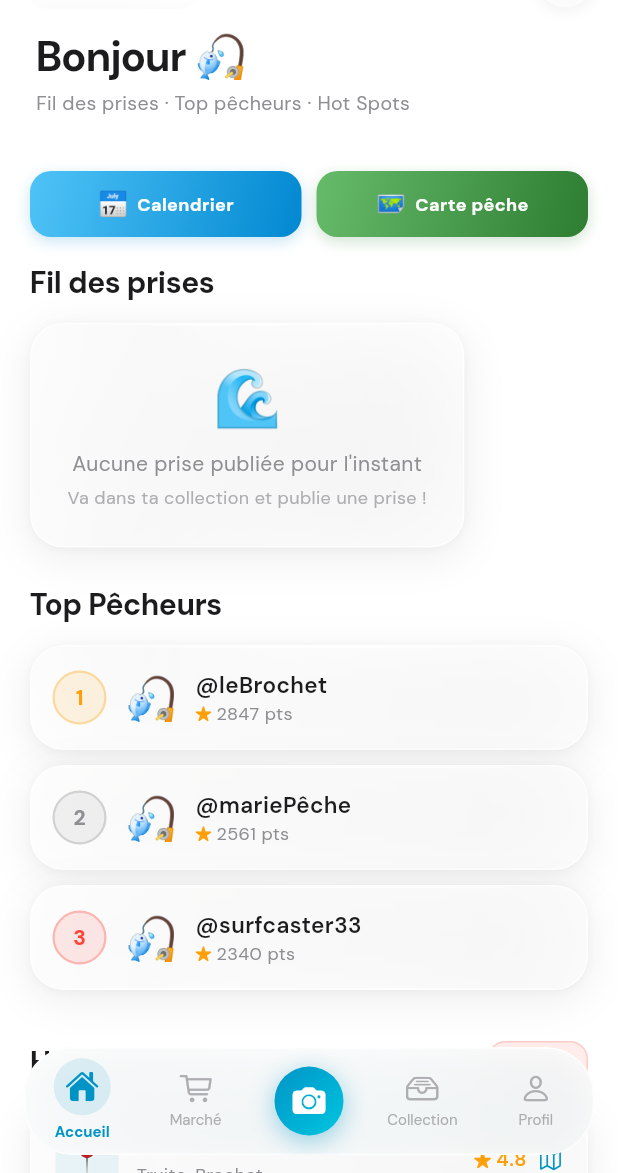
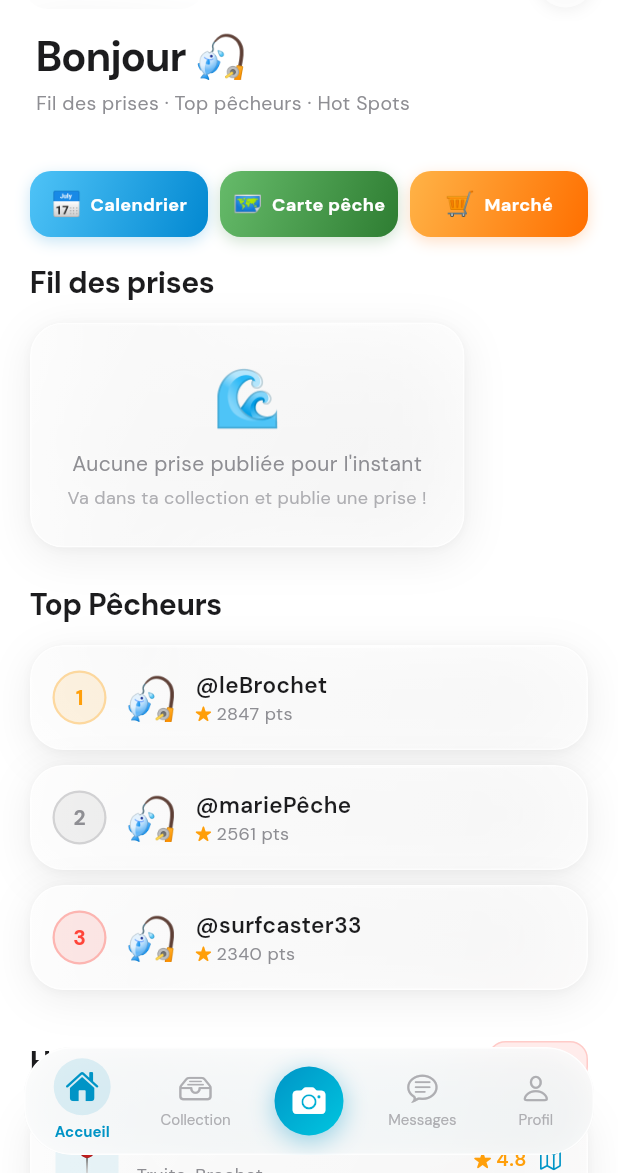
Before and after one commit to matheobalazuc/fishdex, a Flutter app: the screen it shows after launch, on a phone screen of 412 x 824 dp, the part 63-1236 px from its top. Run offline on Flutter 3.47's test engine with Material 3 defaults, Android fonts, the phone set to English and light mode, and no system bars; drawn by our look-alikes of flutter_animate; our stand-ins replace cloud_firestore, firebase_auth, firebase_core, flutter_map, geolocator, google_fonts and 2 more; accounts and stored records are empty.

Commit message:
changement de place pour mess et marché

```diff
--- a/lib/main.dart
+++ b/lib/main.dart
@@ -5,9 +5,9 @@ import 'firebase_options.dart';
 import 'theme/fishdex_theme.dart';
 import 'widgets/liquid_nav_bar.dart';
 import 'screens/home_screen.dart';
-import 'screens/marketplace_screen.dart';
+import 'screens/collection_screen.dart';
 import 'screens/camera_screen.dart';
-import 'screens/collection_screen.dart';
+import 'screens/messages_screen.dart';
 import 'screens/profile_screen.dart';
 
 Future<void> main() async {
@@ -50,9 +50,9 @@ class _FishdexShellState extends State<FishdexShell>
 
   final _screens = const [
     HomeScreen(),
-    MarketplaceScreen(),
+    CollectionScreen(),
     CameraScreen(),
-    CollectionScreen(),
+    MessagesScreen(),
     ProfileScreen(),
   ];
 
--- a/lib/screens/home_screen.dart
+++ b/lib/screens/home_screen.dart
@@ -21,6 +21,7 @@ import 'catch_detail_screen.dart';
 import 'conversation_screen.dart';
 import 'fishing_calendar_screen.dart';
 import 'fishing_map_screen.dart';
+import 'marketplace_screen.dart';
 import 'user_profile_screen.dart';
 
 class HomeScreen extends StatefulWidget {
@@ -214,7 +215,7 @@ class _HomeScreenState extends State<HomeScreen> {
           ]),
         ),
       )),
-      const SizedBox(width: 10),
+      const SizedBox(width: 8),
       Expanded(child: GestureDetector(
         onTap: () => Navigator.push(context,
             CupertinoPageRoute(builder: (_) => const FishingMapScreen())),
@@ -230,6 +231,25 @@ class _HomeScreenState extends State<HomeScreen> {
             Text('🗺️', style: TextStyle(fontSize: 16)),
             SizedBox(width: 6),
             Text('Carte pêche', style: TextStyle(color: Colors.white, fontSize: 12, fontWeight: FontWeight.w700)),
+          ]),
+        ),
+      )),
+      const SizedBox(width: 8),
+      Expanded(child: GestureDetector(
+        onTap: () => Navigator.push(context,
+            CupertinoPageRoute(builder: (_) => const MarketplaceScreen())),
+        child: Container(
+          height: 44,
+          decoration: BoxDecoration(
+            gradient: const LinearGradient(
+              colors: [Color(0xFFFFB347), Color(0xFFFF6F00)],
+              begin: Alignment.topLeft, end: Alignment.bottomRight),
+            borderRadius: BorderRadius.circular(14),
+            boxShadow: [BoxShadow(color: const Color(0xFFFF6F00).withOpacity(0.22), blurRadius: 8, offset: const Offset(0, 3))]),
+          child: const Row(mainAxisAlignment: MainAxisAlignment.center, children: [
+            Text('🛒', style: TextStyle(fontSize: 16)),
+            SizedBox(width: 6),
+            Text('Marché', style: TextStyle(color: Colors.white, fontSize: 12, fontWeight: FontWeight.w700)),
           ]),
         ),
       )),
--- a/lib/widgets/liquid_nav_bar.dart
+++ b/lib/widgets/liquid_nav_bar.dart
@@ -25,9 +25,9 @@ class _LiquidNavBarState extends State<LiquidNavBar>
 
   static const List<_NavItem> _items = [
     _NavItem(CupertinoIcons.house_fill, CupertinoIcons.house, 'Accueil'),
-    _NavItem(CupertinoIcons.cart_fill, CupertinoIcons.cart, 'Marché'),
+    _NavItem(CupertinoIcons.tray_full_fill, CupertinoIcons.tray_full, 'Collection'),
     _NavItem(CupertinoIcons.camera_fill, CupertinoIcons.camera, 'Scanner'),
-    _NavItem(CupertinoIcons.tray_full_fill, CupertinoIcons.tray_full, 'Collection'),
+    _NavItem(CupertinoIcons.chat_bubble_text_fill, CupertinoIcons.chat_bubble_text, 'Messages'),
     _NavItem(CupertinoIcons.person_fill, CupertinoIcons.person, 'Profil'),
   ];
 
@@ -115,7 +115,7 @@ class _LiquidNavBarState extends State<LiquidNavBar>
                               ? _selectAnim
                               : const AlwaysStoppedAnimation(0),
                           isCamera: i == 2,
-                          badgeCount: i == 4 ? unread : 0,
+                          badgeCount: i == 3 ? unread : 0,
                         ),
                       ),
                     );
```
Also changed, not shown: lib/screens/catch_detail_screen.dart (+8 -6 lines), lib/screens/profile_screen.dart (+0 -50 lines).
